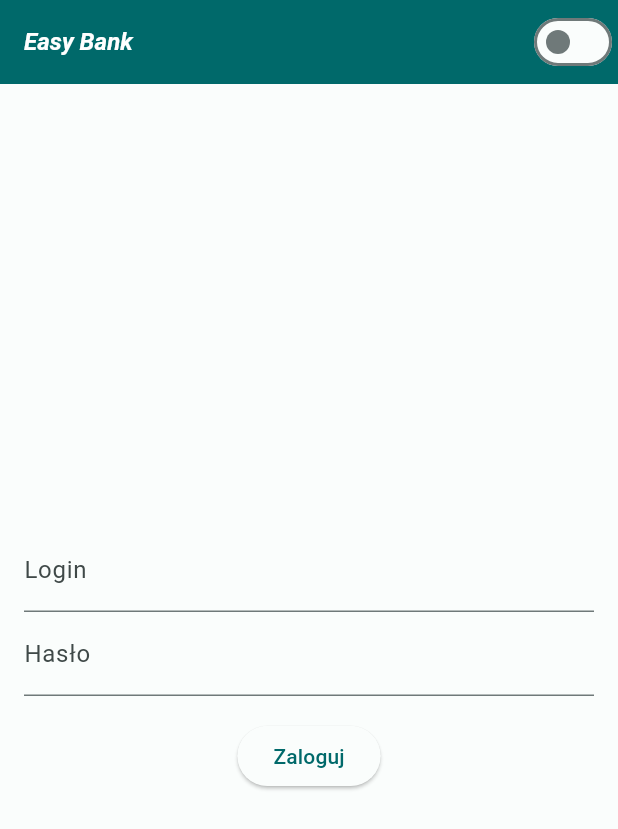
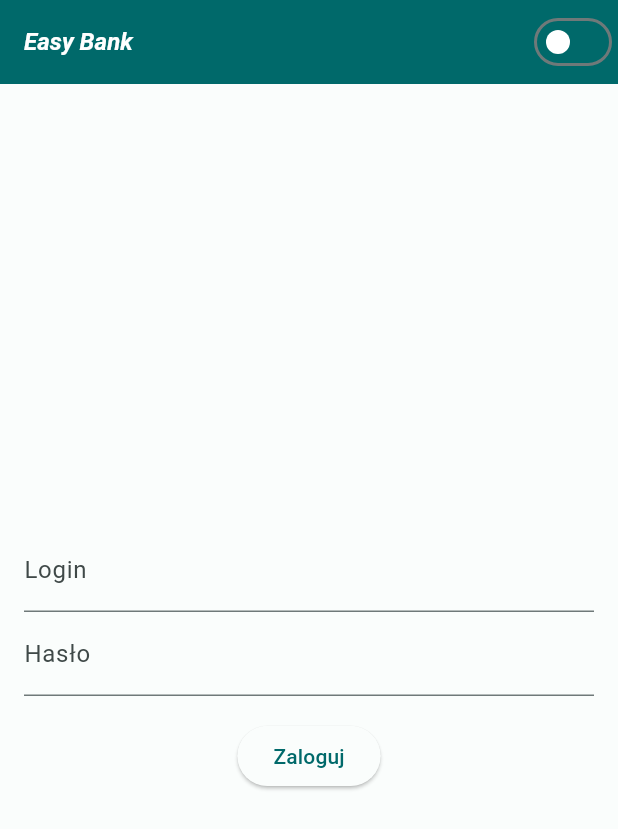
Before and after one commit to pawelwlazlo/flutter_playground, a Flutter app: the screen it shows after launch, on a phone screen of 412 x 824 dp. Shown: the top 829 px of the screen. Run offline on Flutter 3.47's test engine with Material 2 defaults, Android fonts, the phone set to English and light mode, and no system bars; our stand-ins replace dartz, decimal, dynamic_color, equatable, flutter_bloc, get_it; Roboto replaces fonts that are missing (Rubik).

Commit message:
stylizacja switcha inactive

```diff
--- a/lib/application/core/widgets/custom_app_bar.dart
+++ b/lib/application/core/widgets/custom_app_bar.dart
@@ -20,6 +20,8 @@ class CustomAppBar extends StatelessWidget implements PreferredSizeWidget {
         Switch(
             activeColor: themeData.colorScheme.primary,
             activeTrackColor: themeData.colorScheme.onPrimary,
+            inactiveThumbColor: themeData.colorScheme.onPrimary,
+            inactiveTrackColor: themeData.colorScheme.primary,
             value: Provider.of<ThemeService>(context).isDarkModeOn,
             onChanged: (_) {
               Provider.of<ThemeService>(context, listen: false).toggleTheme();
```
